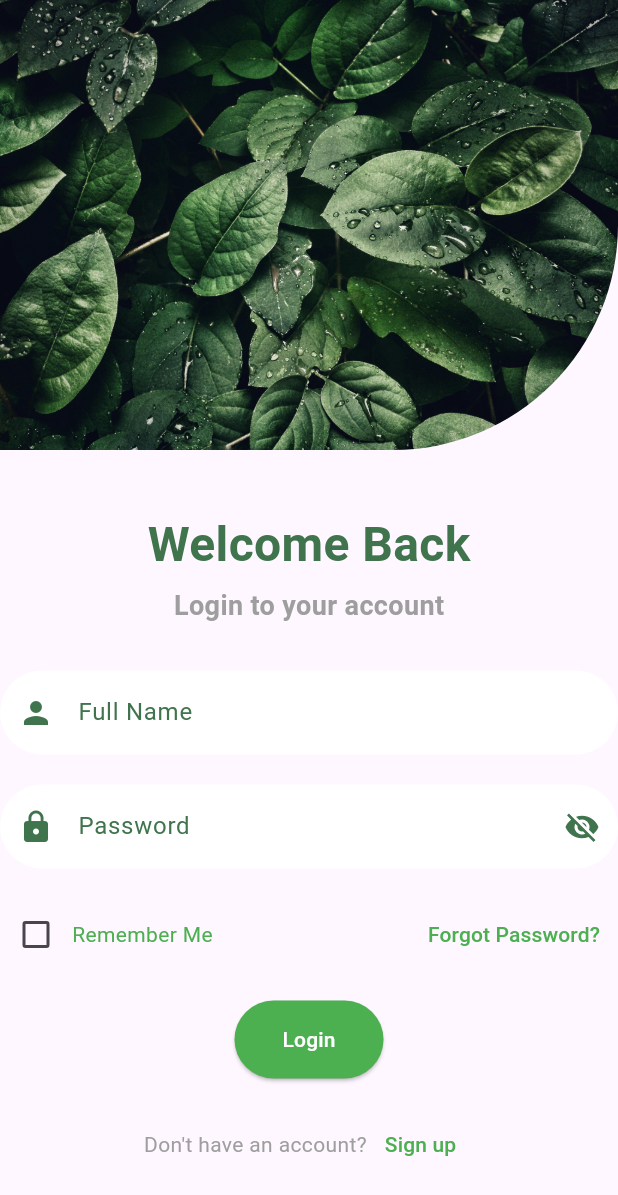
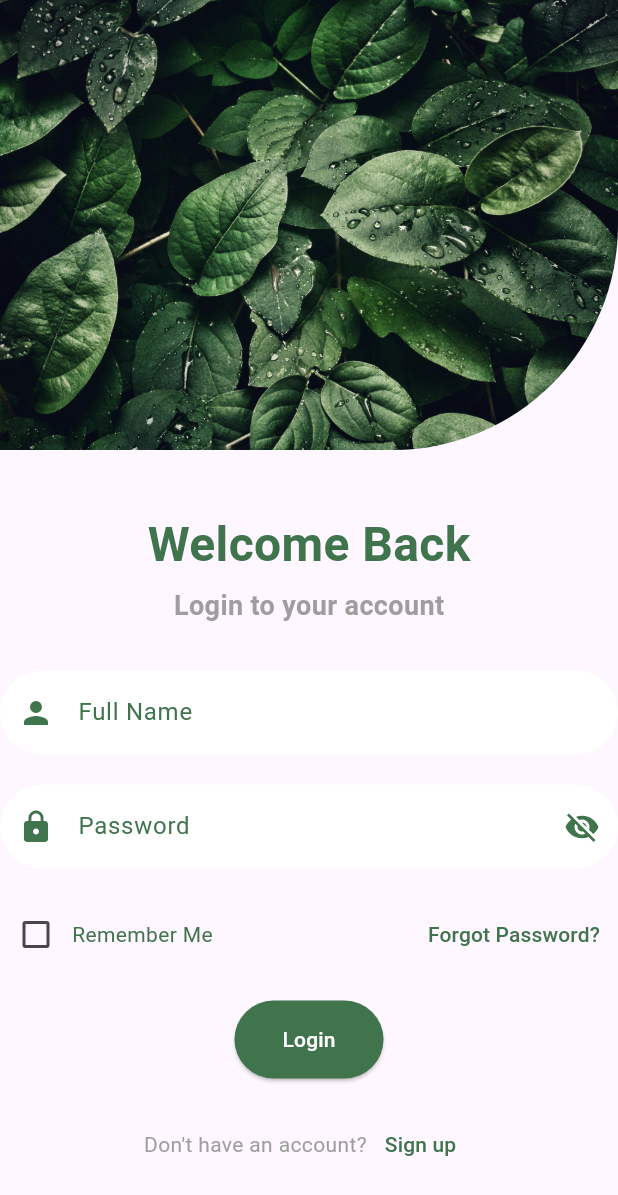
Before and after one commit to MauryaAayush/multiple_app, a Flutter app: the screen it shows after launch, on a phone screen of 412 x 824 dp. Shown: the top 1195 px of the screen. Run offline on Flutter 3.47's test engine with Material 3 defaults, Android fonts, the phone set to English and light mode, and no system bars; our stand-ins replace get, google_fonts, shared_preferences; Roboto replaces fonts that are missing (Ubuntu).

Commit message:
Radhey Radhey

```diff
--- a/lib/Login_APP/views/login_page.dart
+++ b/lib/Login_APP/views/login_page.dart
@@ -118,12 +118,12 @@ class LoginPage extends StatelessWidget {
                               onChanged: (value) {
                                 loginController.rememberMe.value = value!;
                               },
-                              activeColor: Colors.green,
+                              activeColor: Color(0xFF40744D),
                             ),
                           ),
                           Text(
                             'Remember Me',
-                            style: TextStyle(color: Colors.green),
+                            style: TextStyle(color: Color(0xFF40744D),),
                           ),
                         ],
                       ),
@@ -133,7 +133,7 @@ class LoginPage extends StatelessWidget {
                         },
                         child: Text(
                           'Forgot Password?',
-                          style: TextStyle(color: Colors.green),
+                          style: TextStyle(color: Color(0xFF40744D),),
                         ),
                       ),
                     ],
@@ -146,7 +146,7 @@ class LoginPage extends StatelessWidget {
                         loginController.login();
                       },
                       style: ElevatedButton.styleFrom(
-                        backgroundColor: Colors.green,
+                        backgroundColor: Color(0xFF40744D),
                         shape: RoundedRectangleBorder(
                           borderRadius: BorderRadius.circular(30),
                         ),
@@ -171,7 +171,7 @@ class LoginPage extends StatelessWidget {
                         onPressed: () {},
                         child: Text(
                           'Sign up',
-                          style: TextStyle(color: Colors.green),
+                          style: TextStyle(color: Color(0xFF40744D),),
                         ),
                       ),
                     ],
```
